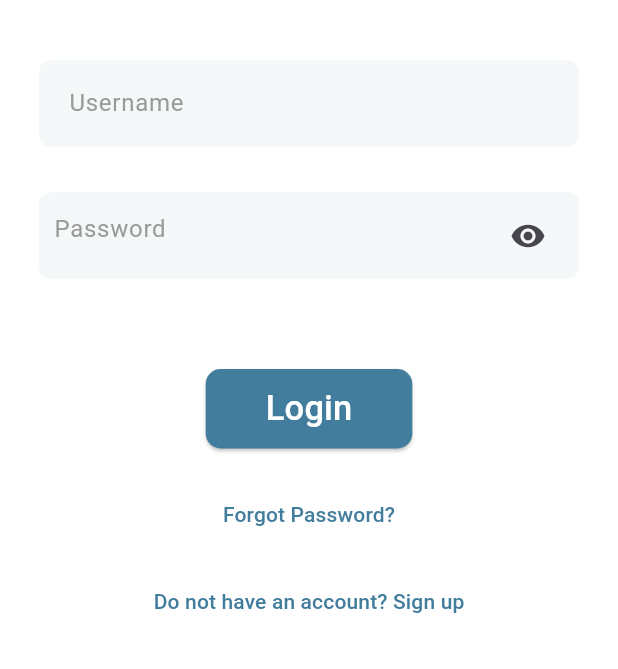
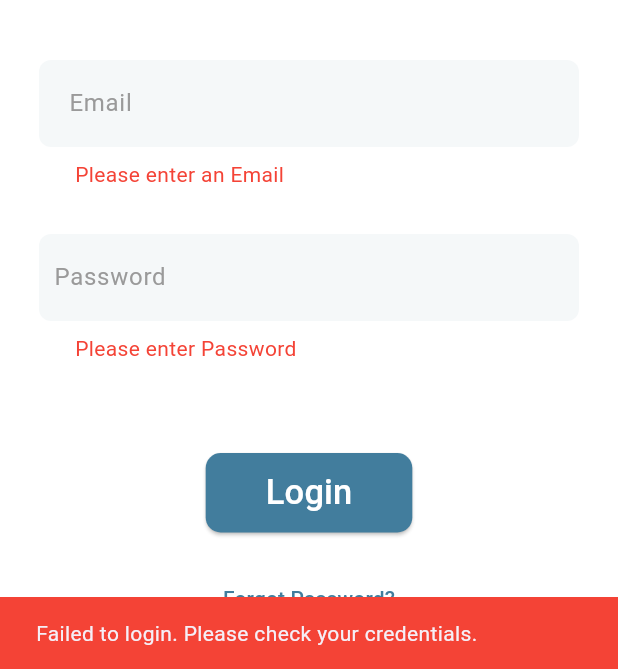
Before and after one commit to CAP-Advisor/cap_advisor, a Flutter app: the LoginView screen opened by its route, after a tap on "Login", on a phone screen of 412 x 824 dp, the part 567-1236 px from its top. Run offline on Flutter 3.47's test engine with Material 3 defaults, Android fonts, the phone set to English and light mode, and no system bars; our stand-ins replace cloud_firestore, firebase_auth, firebase_core; accounts and stored records are empty.

Commit message:
user login logic

```diff
--- a/lib/model/login_model.dart
+++ b/lib/model/login_model.dart
@@ -0,0 +1,6 @@
+class User {
+  final String email;
+  final String password;
+
+  User({required this.email, required this.password});
+}
--- a/lib/view-model/login_viewmodel.dart
+++ b/lib/view-model/login_viewmodel.dart
@@ -0,0 +1,46 @@
+import 'package:cap_advisor/utils/validation_utils.dart';
+import '../service/firebase_service.dart';
+
+class LoginViewModel {
+  final FirebaseService _firebaseService = FirebaseService();
+  late String userType;
+
+  Future<bool> login(String email, String password) async {
+    try {
+      // Validate email format
+      if (!ValidationUtils.isValidEmail(email)) {
+        return false;
+      }
+
+      // Check if email exists
+      bool emailExists = await _firebaseService.checkEmailExists(email);
+      if (!emailExists) {
+        return false; // Email does not exist
+      }
+      Map<String, dynamic>? userData = await _firebaseService.getUserData(email);
+      if (userData != null) {
+        userType = userData['userType']; // Store user type
+        // Get hashed password from Firestore
+        String hashedPassword = await _firebaseService.getHashedPassword(email);
+
+        // Hash the entered password
+        String enteredPasswordHashed = _firebaseService.hashPassword(password);
+
+        // Check if passwords match
+        if (hashedPassword == enteredPasswordHashed) {
+          // Passwords match, login successful
+          return true;
+        } else {
+          return false; // Passwords do not match
+        }
+      }else{
+        print('user data not found');
+        return false;
+      }
+
+    } catch (e) {
+      print('Error during login: $e');
+      return false;
+    }
+  }
+}
--- a/lib/view/login_view.dart
+++ b/lib/view/login_view.dart
@@ -1,8 +1,24 @@
+
 import 'package:flutter/material.dart';
+import '../utils/validation_utils.dart';
+import '../view-model/login_viewmodel.dart';
 import 'reset_password_view.dart';
 import 'sign_up_view.dart';
 
-class LoginView extends StatelessWidget {
+class LoginView extends StatefulWidget{
+  @override
+  _LoginViewState createState()=>_LoginViewState();
+}
+class _LoginViewState extends State<LoginView> {
+  final TextEditingController emailController = TextEditingController();
+  final TextEditingController passwordController = TextEditingController();
+  final LoginViewModel viewModel = LoginViewModel();
+  final _formKey =GlobalKey<FormState>();
+
+  String? emailError;
+  String? passwordError;
+  String? loginError;
+
   @override
   Widget build(BuildContext context) {
     return Scaffold(
@@ -11,7 +27,9 @@ class LoginView extends StatelessWidget {
         child: Padding(
           padding: const EdgeInsets.all(20.0),
           child: SingleChildScrollView(
-            child: Column(
+            child: Form(
+              key: _formKey,
+              child: Column(
               mainAxisAlignment: MainAxisAlignment.center,
               crossAxisAlignment: CrossAxisAlignment.start,
               children: <Widget>[
@@ -19,9 +37,25 @@ class LoginView extends StatelessWidget {
                   child: Image.asset('assets/images/login_logo.png'),
                 ),
                 const SizedBox(height: 40),
-                usernameField(),
+                emailField(),
+                if(emailError!=null)
+                  Padding(
+                    padding: const EdgeInsets.only(top: 8.0,left: 30.0),
+                      child: Text(
+                        emailError!,
+                        style: TextStyle(color: Colors.red),
+                      ),
+                    ),
                 const SizedBox(height: 30),
                 passwordField(),
+                if(passwordError!=null)
+                  Padding(
+                    padding: const EdgeInsets.only(top: 8.0,left: 30.0),
+                      child: Text(
+                        passwordError!,
+                        style: TextStyle(color: Colors.red),
+                      ),
+                    ),
                 const SizedBox(height: 60),
                 loginButton(context),
                 const SizedBox(height: 20),
@@ -33,10 +67,10 @@ class LoginView extends StatelessWidget {
           ),
         ),
       ),
+      )
     );
   }
-
-  Widget usernameField() {
+  Widget emailField() {
     return Center(
       child: Container(
         width: 360,
@@ -46,12 +80,31 @@ class LoginView extends StatelessWidget {
           borderRadius: BorderRadius.circular(8),
         ),
         child: TextFormField(
+          controller: emailController,
           keyboardType: TextInputType.emailAddress,
           decoration: const InputDecoration(
-            hintText: 'Username',
+            hintText: 'Email',
             hintStyle: TextStyle(color: Color(0xFF9A9A9A)),
             border: InputBorder.none,
           ),
+          validator: (value){
+            if(value==null || value.isEmpty){
+              setState(() {
+                emailError = 'Please enter an Email';
+              });
+              return null;
+            }
+    // Check email format
+            if (!ValidationUtils.isValidEmail(value)) {
+              setState(() {
+                emailError = 'Please enter a valid Email';
+              });
+              return null;            }
+            },
+          onChanged: (_)=> setState(() {
+            emailError = null;
+            loginError = null;
+          }),
         ),
       ),
     );
@@ -67,14 +120,24 @@ class LoginView extends StatelessWidget {
           borderRadius: BorderRadius.circular(8),
         ),
         child: TextFormField(
+          controller: passwordController,
           obscureText: true,
           decoration: InputDecoration(
             hintText: 'Password',
             hintStyle: TextStyle(color: Color(0xFF9A9A9A)),
             border: InputBorder.none,
-            suffixIcon: Icon(Icons.remove_red_eye),
           ),
-        ),
+          validator: (value){
+            if(value==null|| value.isEmpty){
+              setState(() {
+                passwordError = 'Please enter Password';
+              });            }
+            return null;
+          },
+          onChanged: (_)=> setState(() {
+            passwordError = null;
+            loginError = null;
+          }),        ),
       ),
     );
   }
@@ -83,7 +146,30 @@ class LoginView extends StatelessWidget {
     return Center(
       child: ElevatedButton(
         onPressed: () {
-          null;
+          if(_formKey.currentState!.validate()) {
+            String email = emailController.text.trim();
+            String password = passwordController.text.trim();
+            viewModel.login(email, password).then((success) {
+              if (success) {
+                print("login successful");
+
+                redirectUser(context, viewModel.userType);
+              }
+              else {
+                setState(() {
+                  loginError =
+                  'Failed to login. Please check your credentials.';
+                });
+                ScaffoldMessenger.of(context).showSnackBar(
+                    SnackBar(
+                      content: Text(loginError!),
+                      backgroundColor: Colors.red,
+                    ),
+                );
+              }
+
+            });
+          }
         },
         style: ElevatedButton.styleFrom(
           backgroundColor: Color(0xFF427D9D),
@@ -134,3 +220,21 @@ class LoginView extends StatelessWidget {
     );
   }
 }
+void redirectUser(BuildContext context, String userType) {
+  switch (userType) {
+    case 'HR':
+      Navigator.pushReplacementNamed(context, '/HR');
+      break;
+    case 'Supervisor':
+      Navigator.pushReplacementNamed(context, '/Supervisor');
+      break;
+    case 'Instructor':
+      Navigator.pushReplacementNamed(context, '/Instructor');
+      break;
+    case 'Student':
+      Navigator.pushReplacementNamed(context, '/Student');
+      break;
+    default:
+    // Handle unknown user type
+  }
+}
```
Also changed, not shown: lib/main.dart (+8 -0 lines), lib/service/firebase_service.dart (+56 -4 lines), lib/view/HR_view.dart (+18 -0 lines), lib/view/instructor_view.dart (+18 -0 lines), lib/view/student_view.dart (+18 -0 lines), lib/view/supervisor_view.dart (+18 -0 lines).
